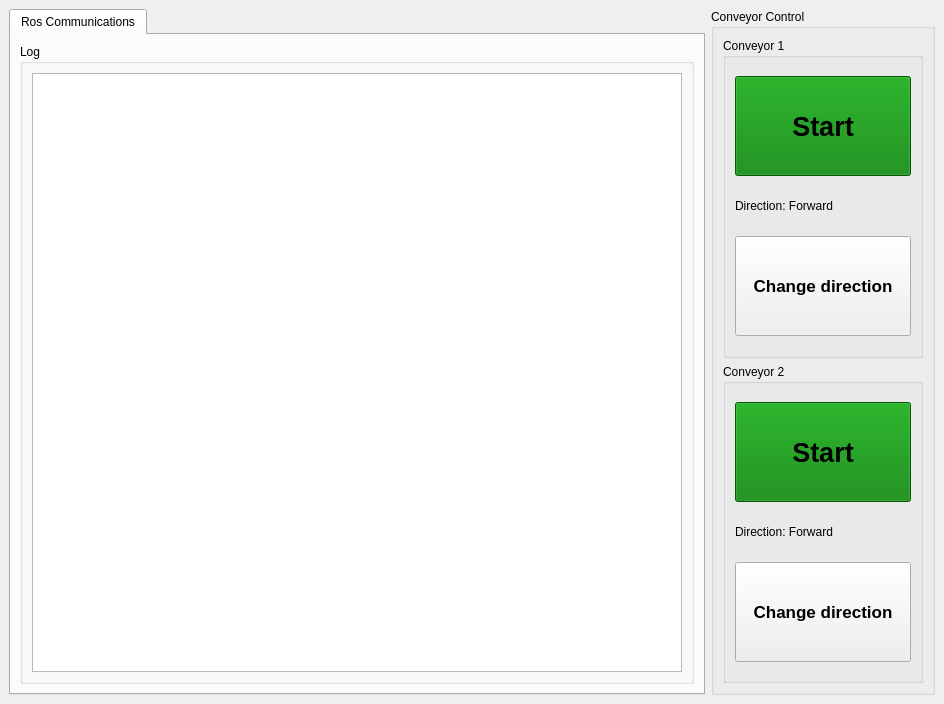
The window that fmApp/sdu/qt_test/ui/main_window.ui (sdu-rsd-group1/FroboMind) describes before a commit, drawn with Qt 5.
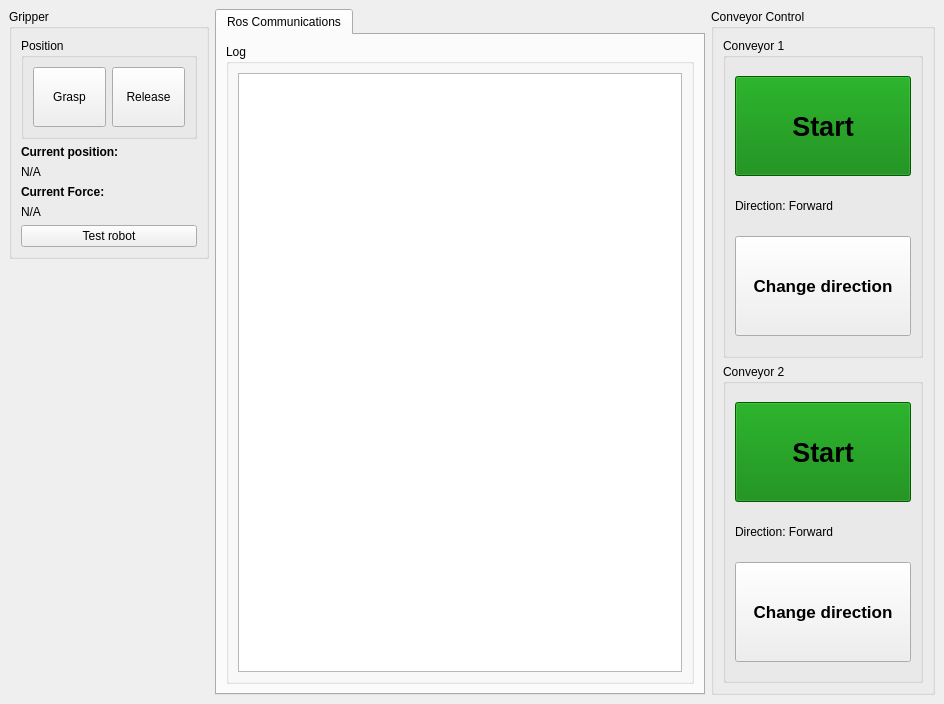
The same window after the commit. Icons and pictures are not drawn.

Diff of the .ui file:
```diff
--- a/fmApp/sdu/qt_test/ui/main_window.ui
+++ b/fmApp/sdu/qt_test/ui/main_window.ui
@@ -22,6 +22,127 @@
   </property>
   <widget class="QWidget" name="centralwidget">
    <layout class="QHBoxLayout">
+    <item alignment="Qt::AlignTop">
+     <widget class="QGroupBox" name="groupBox_2">
+      <property name="minimumSize">
+       <size>
+        <width>200</width>
+        <height>0</height>
+       </size>
+      </property>
+      <property name="maximumSize">
+       <size>
+        <width>200</width>
+        <height>300</height>
+       </size>
+      </property>
+      <property name="title">
+       <string>Gripper</string>
+      </property>
+      <layout class="QVBoxLayout" name="verticalLayout_5">
+       <item>
+        <widget class="QGroupBox" name="groupBox_5">
+         <property name="title">
+          <string>Position</string>
+         </property>
+         <layout class="QHBoxLayout" name="horizontalLayout">
+          <item>
+           <widget class="QPushButton" name="btn_grip_grasp">
+            <property name="minimumSize">
+             <size>
+              <width>0</width>
+              <height>60</height>
+             </size>
+            </property>
+            <property name="text">
+             <string>Grasp</string>
+            </property>
+            <property name="autoRepeat">
+             <bool>false</bool>
+            </property>
+            <property name="autoRepeatDelay">
+             <number>100</number>
+            </property>
+            <property name="autoRepeatInterval">
+             <number>5</number>
+            </property>
+           </widget>
+          </item>
+          <item>
+           <widget class="QPushButton" name="btn_grip_release">
+            <property name="minimumSize">
+             <size>
+              <width>0</width>
+              <height>60</height>
+             </size>
+            </property>
+            <property name="text">
+             <string>Release</string>
+            </property>
+            <property name="autoRepeat">
+             <bool>false</bool>
+            </property>
+            <property name="autoRepeatDelay">
+             <number>100</number>
+            </property>
+            <property name="autoRepeatInterval">
+             <number>20</number>
+            </property>
+           </widget>
+          </item>
+         </layout>
+        </widget>
+       </item>
+       <item>
+        <widget class="QLabel" name="lbl_pos_data">
+         <property name="font">
+          <font>
+           <weight>75</weight>
+           <bold>true</bold>
+          </font>
+         </property>
+         <property name="text">
+          <string>Current position:</string>
+         </property>
+        </widget>
+       </item>
+       <item>
+        <widget class="QLabel" name="value_pos">
+         <property name="text">
+          <string>N/A</string>
+         </property>
+        </widget>
+       </item>
+       <item>
+        <widget class="QLabel" name="lbl_force_data">
+         <property name="font">
+          <font>
+           <weight>75</weight>
+           <bold>true</bold>
+          </font>
+         </property>
+         <property name="text">
+          <string>Current Force:</string>
+         </property>
+        </widget>
+       </item>
+       <item>
+        <widget class="QLabel" name="value_force">
+         <property name="text">
+          <string>N/A</string>
+         </property>
+        </widget>
+       </item>
+       <item>
+        <widget class="QPushButton" name="btn_test_robot">
+         <property name="text">
+          <string>Test robot</string>
+         </property>
+        </widget>
+       </item>
+      </layout>
+     </widget>
+    </item>
     <item>
      <widget class="QTabWidget" name="tab_manager">
       <property name="minimumSize">
```
